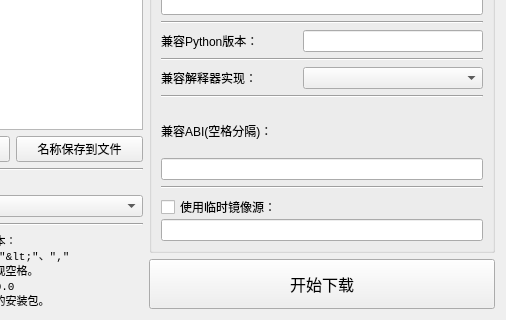
The window that interface/download_package.ui (hrpzcf/AwesomePyKit) describes before a commit, drawn with Qt 5; both pictures show x 214 to 720 and y 410 to 730 of the 720 by 730 pixel window.
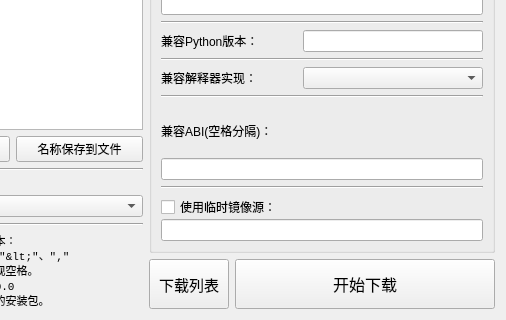
The same window after the commit.

Commit message: feat: 模块安装包下载器增加下载中列表

```diff
--- a/interface/download_package.ui
+++ b/interface/download_package.ui
@@ -33,10 +33,10 @@
   <property name="windowTitle">
    <string>模块安装包下载器(测试)</string>
   </property>
+  <layout class="QHBoxLayout" name="horizontalLayout_7">
+   <item>
   <layout class="QHBoxLayout" name="horizontalLayout_6">
    <item>
-    <layout class="QHBoxLayout" name="horizontalLayout_4">
-     <item>
       <layout class="QVBoxLayout" name="verticalLayout_11">
        <item>
         <layout class="QVBoxLayout" name="verticalLayout_10">
@@ -527,6 +527,27 @@
         </widget>
        </item>
        <item>
+        <layout class="QHBoxLayout" name="horizontalLayout_4" stretch="0,1">
+         <item>
+          <widget class="QPushButton" name="pb_show_dl_list">
+           <property name="minimumSize">
+            <size>
+             <width>0</width>
+             <height>50</height>
+            </size>
+           </property>
+           <property name="font">
+            <font>
+             <family>Microsoft YaHei UI</family>
+             <pointsize>11</pointsize>
+            </font>
+           </property>
+           <property name="text">
+            <string>下载列表</string>
+           </property>
+          </widget>
+         </item>
+         <item>
         <widget class="QPushButton" name="pb_start_download">
          <property name="minimumSize">
           <size>
@@ -581,6 +602,8 @@
           <string>开始下载</string>
          </property>
         </widget>
+         </item>
+        </layout>
        </item>
       </layout>
      </item>
```
Lines whose indentation alone changed are shown as unchanged. The commit also changes 4 other files.
